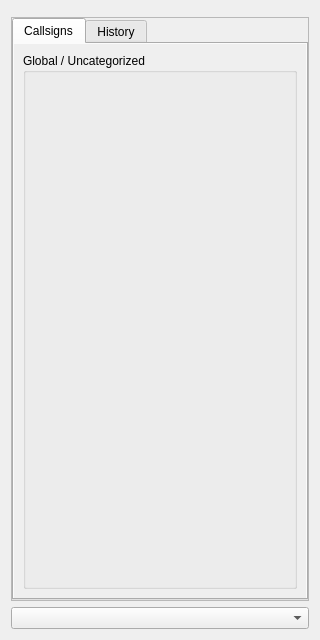
Qt form src/ui/xmpp/gkxmpprosterdialog.ui (GekkoFyre/small-world-deluxe) before a commit.
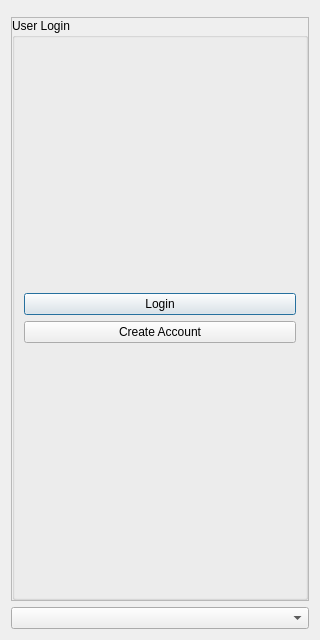
The same form after that commit. The open tabs and pages were chosen to show the change.

Commit message: * Extra updates made particularly to the UI with regard to XMPP for Small World Deluxe.

```diff
--- a/src/ui/xmpp/gkxmpprosterdialog.ui
+++ b/src/ui/xmpp/gkxmpprosterdialog.ui
@@ -46,6 +46,22 @@
        <number>0</number>
       </property>
       <item>
+       <widget class="QStackedWidget" name="stackedWidget_roster_ui">
+        <widget class="QWidget" name="page_user_roster">
+         <layout class="QVBoxLayout" name="verticalLayout_9">
+          <property name="leftMargin">
+           <number>0</number>
+          </property>
+          <property name="topMargin">
+           <number>0</number>
+          </property>
+          <property name="rightMargin">
+           <number>0</number>
+          </property>
+          <property name="bottomMargin">
+           <number>0</number>
+          </property>
+          <item>
        <widget class="QTabWidget" name="tabWidget">
         <property name="currentIndex">
          <number>0</number>
@@ -163,6 +179,147 @@
               </item>
              </layout>
             </widget>
+               </widget>
+              </item>
+             </layout>
+            </widget>
+           </widget>
+          </item>
+         </layout>
+        </widget>
+        <widget class="QWidget" name="page_login_or_create_account">
+         <layout class="QVBoxLayout" name="verticalLayout_10">
+          <property name="leftMargin">
+           <number>0</number>
+          </property>
+          <property name="topMargin">
+           <number>0</number>
+          </property>
+          <property name="rightMargin">
+           <number>0</number>
+          </property>
+          <property name="bottomMargin">
+           <number>0</number>
+          </property>
+          <item>
+           <widget class="QGroupBox" name="groupBox_user_login_or_create_account">
+            <property name="title">
+             <string>User Login</string>
+            </property>
+            <layout class="QVBoxLayout" name="verticalLayout_11">
+             <item>
+              <widget class="QFrame" name="frame_user_login_top_spacer">
+               <property name="frameShape">
+                <enum>QFrame::NoFrame</enum>
+               </property>
+               <property name="frameShadow">
+                <enum>QFrame::Raised</enum>
+               </property>
+               <layout class="QVBoxLayout" name="verticalLayout_12">
+                <property name="leftMargin">
+                 <number>0</number>
+                </property>
+                <property name="topMargin">
+                 <number>0</number>
+                </property>
+                <property name="rightMargin">
+                 <number>0</number>
+                </property>
+                <property name="bottomMargin">
+                 <number>0</number>
+                </property>
+                <item>
+                 <spacer name="verticalSpacer">
+                  <property name="orientation">
+                   <enum>Qt::Vertical</enum>
+                  </property>
+                  <property name="sizeHint" stdset="0">
+                   <size>
+                    <width>20</width>
+                    <height>224</height>
+                   </size>
+                  </property>
+                 </spacer>
+                </item>
+               </layout>
+              </widget>
+             </item>
+             <item>
+              <widget class="QFrame" name="frame_user_login_or_create_account">
+               <property name="frameShape">
+                <enum>QFrame::NoFrame</enum>
+               </property>
+               <property name="frameShadow">
+                <enum>QFrame::Raised</enum>
+               </property>
+               <layout class="QVBoxLayout" name="verticalLayout_14">
+                <property name="leftMargin">
+                 <number>0</number>
+                </property>
+                <property name="topMargin">
+                 <number>0</number>
+                </property>
+                <property name="rightMargin">
+                 <number>0</number>
+                </property>
+                <property name="bottomMargin">
+                 <number>0</number>
+                </property>
+                <item>
+                 <widget class="QPushButton" name="pushButton_user_login">
+                  <property name="text">
+                   <string>Login</string>
+                  </property>
+                 </widget>
+                </item>
+                <item>
+                 <widget class="QPushButton" name="pushButton_user_create_account">
+                  <property name="text">
+                   <string>Create Account</string>
+                  </property>
+                 </widget>
+                </item>
+               </layout>
+              </widget>
+             </item>
+             <item>
+              <widget class="QFrame" name="frame_user_login_bottom_spacer">
+               <property name="frameShape">
+                <enum>QFrame::NoFrame</enum>
+               </property>
+               <property name="frameShadow">
+                <enum>QFrame::Raised</enum>
+               </property>
+               <layout class="QVBoxLayout" name="verticalLayout_13">
+                <property name="leftMargin">
+                 <number>0</number>
+                </property>
+                <property name="topMargin">
+                 <number>0</number>
+                </property>
+                <property name="rightMargin">
+                 <number>0</number>
+                </property>
+                <property name="bottomMargin">
+                 <number>0</number>
+                </property>
+                <item>
+                 <spacer name="verticalSpacer_2">
+                  <property name="orientation">
+                   <enum>Qt::Vertical</enum>
+                  </property>
+                  <property name="sizeHint" stdset="0">
+                   <size>
+                    <width>20</width>
+                    <height>223</height>
+                   </size>
+                  </property>
+                 </spacer>
+                </item>
+               </layout>
+              </widget>
+             </item>
+            </layout>
            </widget>
           </item>
          </layout>
```
Left out of the diff: 2 changed lines with no effect on the pictures. Lines whose indentation alone changed are shown as unchanged. The commit also changes 7 other files.
